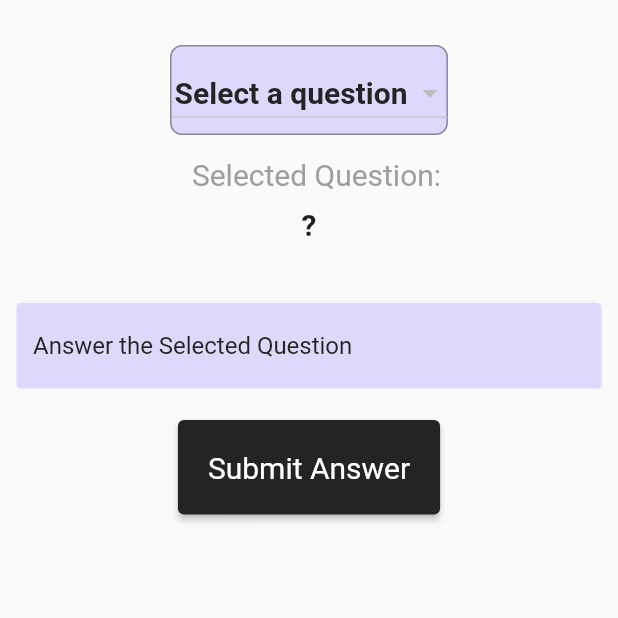
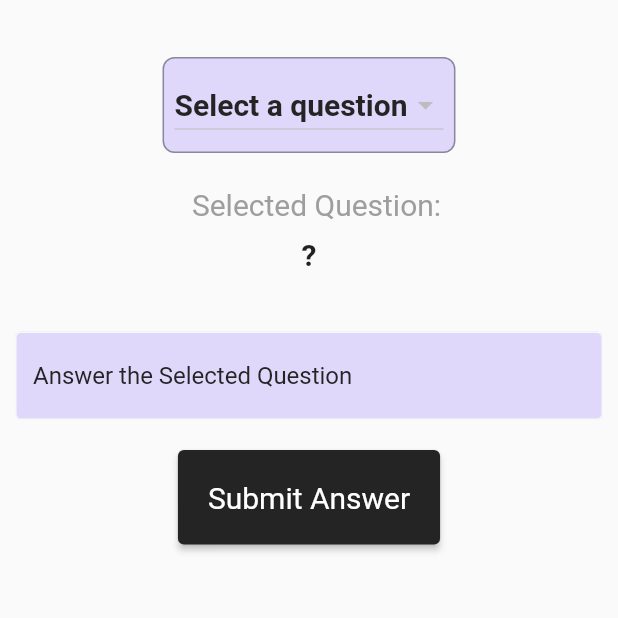
Before and after one commit to super-duper-sp/give-it-take-it, a Flutter app: the AddAnswer screen opened directly, on a phone screen of 412 x 824 dp, the top half of it. Run offline on Flutter 3.47's test engine with Material 2 defaults, Android fonts, the phone set to English and light mode, and no system bars; our stand-ins replace animated_notch_bottom_bar, circle_nav_bar, cloud_firestore, curved_navigation_bar, firebase_auth, firebase_core and 7 more; accounts and stored records are empty; network calls fail.

Commit message:
done with finishing touch

```diff
--- a/lib/components/add_answer.dart
+++ b/lib/components/add_answer.dart
@@ -36,14 +36,18 @@ class _AddAnswerState extends State<AddAnswer> {
   Widget build(BuildContext context) {
     return Scaffold(
 
-      body: Container(
+      body: SingleChildScrollView(
+        child: Container(
 
           child: Padding(
             padding: const EdgeInsets.only(top: 30),
             child: Column(
               //mainAxisAlignment: MainAxisAlignment.center,
               children: <Widget>[
-              DecoratedBox(
+                Padding(
+                  padding: const EdgeInsets.all(8.0),
+                  child: DecoratedBox(
+
                     decoration: BoxDecoration(
                       color: Color(0xffDFD8FB),
                       //background color of dropdown button
@@ -53,13 +57,10 @@ class _AddAnswerState extends State<AddAnswer> {
                           8), //border raiuds of dropdown button
                     ),
                     child: Padding(
-                  padding: EdgeInsets.only(top: 8, bottom: 4),
+                      padding: const EdgeInsets.all(8.0),
                       child: DropdownButton<String>(
-                    hint: Center(child: Padding(
-                      padding: EdgeInsets.all(3),
-                      child: Text('Select a question', style: TextStyle(
-                          color: Color(0xff242424))),
-                    )),
+                        hint: Center(child: Text('Select a question', style: TextStyle(
+                            color: Color(0xff242424)))),
                         value: selectedQuestion.isNotEmpty &&
                             questionList.contains(selectedQuestion)
                             ? selectedQuestion
@@ -81,15 +82,20 @@ class _AddAnswerState extends State<AddAnswer> {
                         items: questionList.map<DropdownMenuItem<String>>((
                             dynamic question) {
                           return DropdownMenuItem<String>(
+
                             value: question['Question'],
+                            child: Padding(
+                              padding: const EdgeInsets.all(8.0),
                               child: Text(question['Question'], style: TextStyle( //te
                                 color: Color(0xff242424), //Font color
-                          fontSize: 20,
+                                fontSize: 15,
                                 //font size on dropdown button
                               ),),
+                            ),
 
                           );
                         }).toList(),
+                      ),
                     ),
                   ),
                 ),
@@ -152,9 +158,10 @@ class _AddAnswerState extends State<AddAnswer> {
                   ),
                 ),
 
-              SizedBox(height: 300,),
+                SizedBox(height: 100,),
 
               ],
+            ),
           ),
         ),
       ),
--- a/pubspec.yaml
+++ b/pubspec.yaml
@@ -30,7 +30,7 @@ environment:
 dependencies:
   flutter:
     sdk: flutter
-
+  flutter_svg: ^2.0.7
 
 
   # The following adds the Cupertino Icons font to your application.
```
Also changed, not shown: lib/pages/Profile_Update_page.dart (+14 -5 lines), lib/pages/home_page.dart (+4 -4 lines), lib/pages/login_page.dart (+17 -19 lines), lib/pages/splash_page.dart (+20 -1 lines), lib/pages/user_profile.dart (+4 -4 lines), assets/images/log.gif (added), pubspec.lock, 3 other files. Lines whose indentation alone changed are shown as unchanged.
